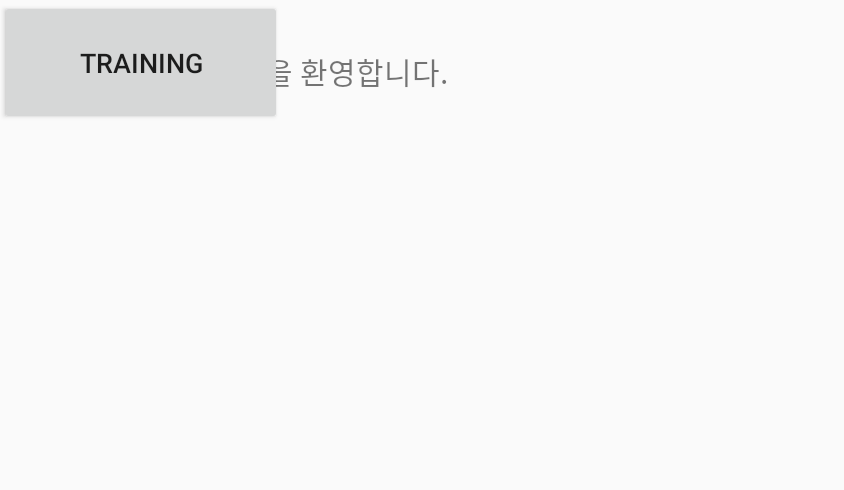
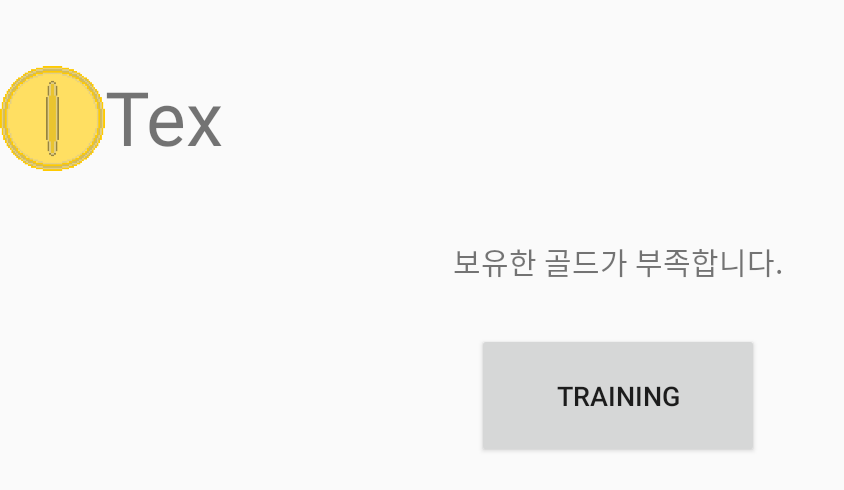
Before and after one commit to hyun-sa/WAGDEV_heromancer, an Android app: the Training screen opened directly, with no data from a screen before it, after a tap on "TRAINING", on a phone screen of 824 x 412 dp (held sideways). Shown: the top 490 px of the screen, without its empty margins (0-844 px from the left). Run offline under Robolectric (Android 15) with nearby library versions, the phone set to English and light mode, and no system bars.

Commit message:
training modify

```diff
--- a/app/src/main/java/com/wagdev/heromancer/Training.java
+++ b/app/src/main/java/com/wagdev/heromancer/Training.java
@@ -7,8 +7,6 @@ import android.view.WindowManager;
 import android.widget.TextView;
 
 import androidx.appcompat.app.AppCompatActivity;
-import com.wagdev.heromancer.object.MagicKnight;
-import com.wagdev.heromancer.object.subplayer;
 
 import com.wagdev.heromancer.R;
 
@@ -16,14 +14,6 @@ import java.util.Random;
 import java.util.zip.DataFormatException;
 
 public class Training extends AppCompatActivity {
-    private int traingCost;
-    private int randomStat;
-    private int morality = DataBase.getMorality();
-    private int money = DataBase.getMoney();
-    private int subnum = DataBase.getSubnum();
-    private int[] player = DataBase.getPlayerStat();
-    private int[][] subplayer = DataBase.getSubStat();
-    TextView text1 = (TextView)findViewById(R.id.trainingText);
 
     @Override
     protected void onCreate(Bundle savedInstanceState) {
@@ -34,14 +24,17 @@ public class Training extends AppCompatActivity {
     }
 
     public void onClickTraining(View view){
-        traingCost = CheckTraingCost();
+        int traingCost = CheckTraingCost();
+        int money = DataBase.getMoney();
+        TextView text1 = (TextView)findViewById(R.id.trainingText);
+        TextView text2 = (TextView)findViewById(R.id.moneytext);
 
         if(money < traingCost)
             text1.setText("보유한 골드가 부족합니다.");
         else {
-            //training 가능하므로 골드 차감
             DataBase.plus_money(-traingCost);
-            money = DataBase.getMoney();
+            money -= traingCost;
+            text2.setText(money+" ");
             traingStart();
         }
 
@@ -49,6 +42,8 @@ public class Training extends AppCompatActivity {
 
     //도덕성에 따른 훈련 비용 결정
     public int CheckTraingCost(){
+        int morality = DataBase.getMorality();
+
         if(morality < 0)
             return 8;
         else if(morality > 100)
@@ -59,8 +54,12 @@ public class Training extends AppCompatActivity {
 
     //랜덤 스탯 생성 후 각 아군의 스탯에 plus
     public void traingStart(){
-        randomStat = (int)(Math.random()*3)+1;
+        int randomStat = (int)(Math.random()*3)+1;
+        int subnum = DataBase.getSubnum();
+        int[] player = DataBase.getPlayerStat();
+        int[][] subplayer = DataBase.getSubStat();
 
+        TextView text1 = (TextView)findViewById(R.id.trainingText);
         text1.setText("모든 아군의 스탯을 " +randomStat+"증가합니다.");
 
         //주인공 스탯
--- a/app/src/main/res/layout/training.xml
+++ b/app/src/main/res/layout/training.xml
@@ -1,28 +1,63 @@
 <?xml version="1.0" encoding="utf-8"?>
-<androidx.constraintlayout.widget.ConstraintLayout
-    xmlns:android="http://schemas.android.com/apk/res/android"
+<LinearLayout xmlns:android="http://schemas.android.com/apk/res/android"
     xmlns:tools="http://schemas.android.com/tools"
     android:layout_width="match_parent"
-    android:layout_height="match_parent">
+    android:layout_height="match_parent"
+    xmlns:app="http://schemas.android.com/apk/res-auto"
+    android:orientation="vertical"
+    android:weightSum="1">
+    <LinearLayout
+        android:layout_width="match_parent"
+        android:layout_weight="0.5"
+        android:layout_height="20dp">
 
+        <ImageView
+            android:id="@+id/money"
+            android:layout_width="70dp"
+            android:layout_height="70dp"
+            android:layout_marginTop="44dp"
+            android:adjustViewBounds="true"
+            android:background="@drawable/money"
+            android:scaleType="fitCenter"
+            app:layout_constraintEnd_toStartOf="@+id/moneytext"
+            app:layout_constraintHorizontal_bias="1.0"
+            app:layout_constraintStart_toStartOf="parent"
+            app:layout_constraintTop_toTopOf="parent" />
+
+        <TextView
+            android:id="@+id/moneytext"
+            android:layout_width="90dp"
+            android:layout_height="70dp"
+            android:layout_marginTop="44dp"
+            android:layout_marginEnd="76dp"
+            android:text="TextView"
+            android:textSize="50sp"
+            app:layout_constraintEnd_toEndOf="parent"
+            app:layout_constraintTop_toTopOf="parent" />
+
+    </LinearLayout>
+
+    <TextView
+        android:id="@+id/trainingText"
+        android:layout_width="353dp"
+        android:layout_height="95dp"
+        android:layout_gravity="center"
+        android:gravity="center"
+        android:text="훈련에 오신 것을 환영합니다."
+        android:textSize="20dp"
+        tools:layout_editor_absoluteX="184dp"
+        tools:layout_editor_absoluteY="108dp"
+        />
 
     <Button
         android:id="@+id/trainingButton"
         android:layout_width="188dp"
         android:layout_height="83dp"
         android:onClick="onClickTraining"
+        android:layout_gravity="center"
         android:text="Training"
         android:textSize="18sp"
         tools:layout_editor_absoluteX="271dp"
         tools:layout_editor_absoluteY="248dp" />
 
-    <TextView
-        android:id="@+id/trainingText"
-        android:layout_width="353dp"
-        android:layout_height="95dp"
-        android:gravity="center"
-        android:text="훈련에 오신 것을 환영합니다."
-        android:textSize="20dp"
-        tools:layout_editor_absoluteX="184dp"
-        tools:layout_editor_absoluteY="108dp" />
-</androidx.constraintlayout.widget.ConstraintLayout>
+</LinearLayout>
```
